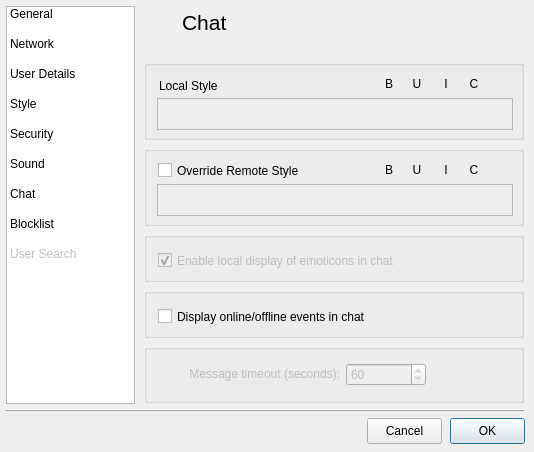
vituperative/i2pchat, file src/gui/form_settingsgui.ui: the form before one commit.
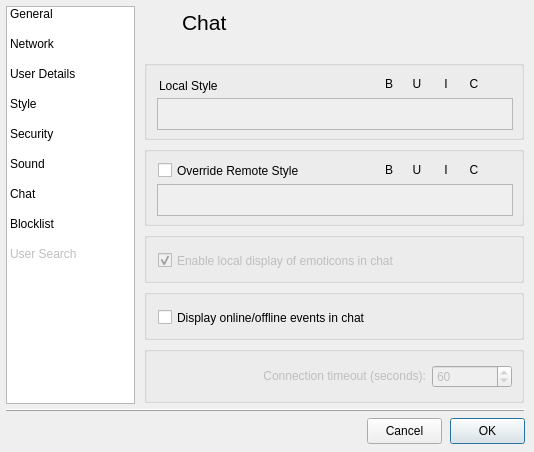
The form after the commit. The open tabs and pages were chosen to show the change. Icons and pictures are not drawn.

The edit to the form file:
```diff
--- a/src/gui/form_settingsgui.ui
+++ b/src/gui/form_settingsgui.ui
@@ -4000,9 +4000,9 @@
        <property name="geometry">
         <rect>
          <x>2</x>
-         <y>240</y>
+         <y>241</y>
          <width>380</width>
-         <height>50</height>
+         <height>51</height>
         </rect>
        </property>
        <property name="maximumSize">
@@ -4041,7 +4041,7 @@
          <x>2</x>
          <y>184</y>
          <width>380</width>
-         <height>50</height>
+         <height>51</height>
         </rect>
        </property>
        <property name="title">
@@ -4074,9 +4074,9 @@
        <property name="geometry">
         <rect>
          <x>2</x>
-         <y>296</y>
+         <y>298</y>
          <width>380</width>
-         <height>59</height>
+         <height>57</height>
         </rect>
        </property>
        <property name="title">
@@ -4099,18 +4099,18 @@
            </property>
            <property name="minimumSize">
             <size>
-             <width>184</width>
+             <width>270</width>
              <height>16</height>
             </size>
            </property>
            <property name="maximumSize">
             <size>
-             <width>184</width>
+             <width>270</width>
              <height>16</height>
             </size>
            </property>
            <property name="text">
-            <string>Message timeout (seconds):</string>
+            <string>Connection timeout (seconds):</string>
            </property>
            <property name="alignment">
             <set>Qt::AlignRight|Qt::AlignTrailing|Qt::AlignVCenter</set>
```
Left out of the diff: 4 changed lines with no effect on the pictures.
